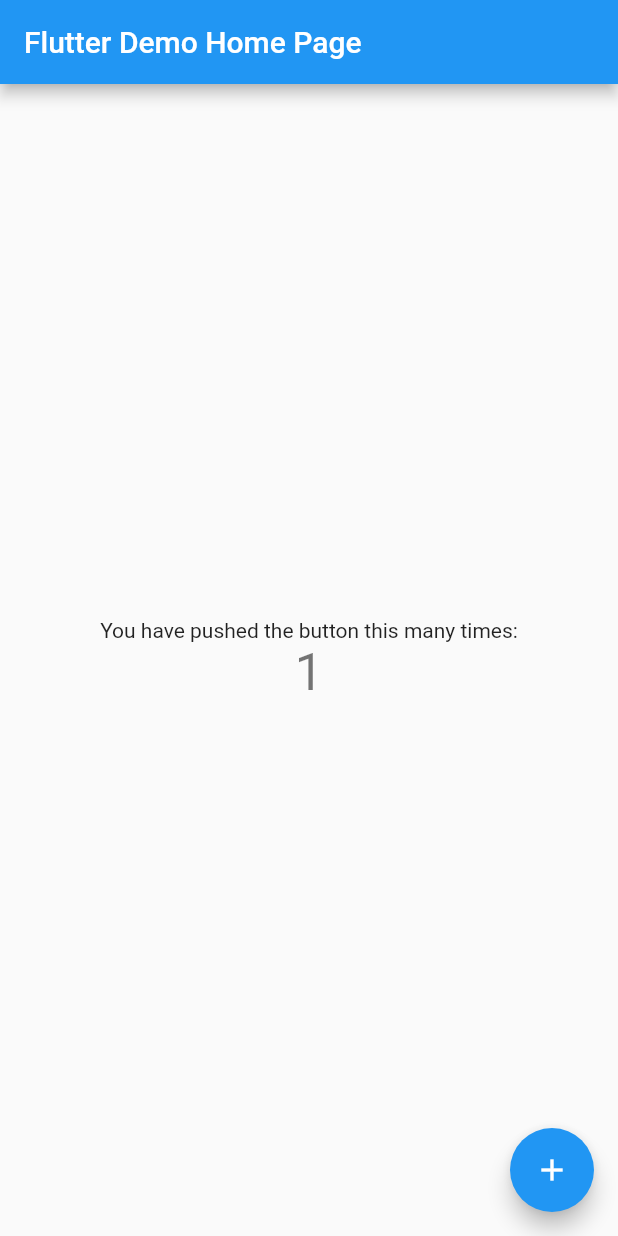
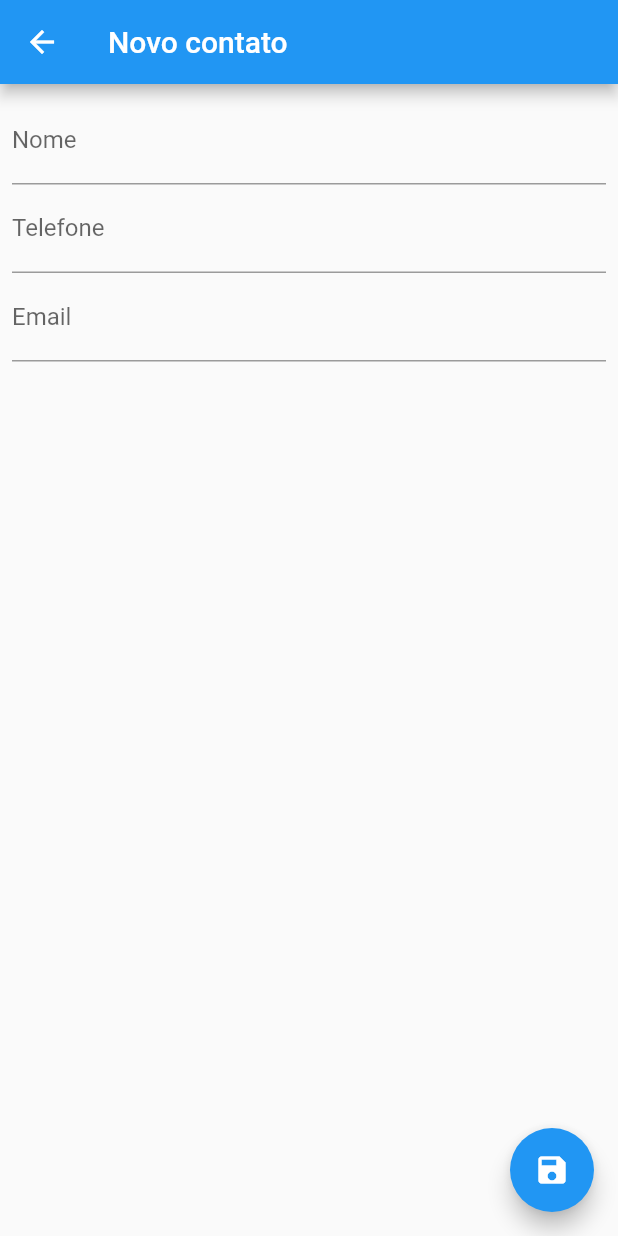
Before and after one commit to felipegabriel1942/lista-contatos-firebase, a Flutter app: the screen it shows after launch, after a tap on the "add" icon, on a phone screen of 412 x 824 dp. Run offline on Flutter 3.47's test engine with Material 2 defaults, Android fonts, the phone set to English and light mode, and no system bars.

Commit message:
Ui criada

```diff
--- a/lib/main.dart
+++ b/lib/main.dart
@@ -1,117 +1,26 @@
 import 'package:flutter/material.dart';
+import 'package:lista_contatos_firebase/utils/app_routes.dart';
+import 'package:lista_contatos_firebase/views/contact_form_screen.dart';
+import 'package:lista_contatos_firebase/views/contact_list_screen.dart';
 
 void main() {
   runApp(MyApp());
 }
 
 class MyApp extends StatelessWidget {
-  // This widget is the root of your application.
+
   @override
   Widget build(BuildContext context) {
     return MaterialApp(
       title: 'Flutter Demo',
       theme: ThemeData(
-        // This is the theme of your application.
-        //
-        // Try running your application with "flutter run". You'll see the
-        // application has a blue toolbar. Then, without quitting the app, try
-        // changing the primarySwatch below to Colors.green and then invoke
-        // "hot reload" (press "r" in the console where you ran "flutter run",
-        // or simply save your changes to "hot reload" in a Flutter IDE).
-        // Notice that the counter didn't reset back to zero; the application
-        // is not restarted.
         primarySwatch: Colors.blue,
-        // This makes the visual density adapt to the platform that you run
-        // the app on. For desktop platforms, the controls will be smaller and
-        // closer together (more dense) than on mobile platforms.
         visualDensity: VisualDensity.adaptivePlatformDensity,
       ),
-      home: MyHomePage(title: 'Flutter Demo Home Page'),
+      routes: {
+        AppRoutes.CONTACTS_LIST: (context) => ContactListScreen(),
+        AppRoutes.CONTACTS_FORM: (context) => ContactFormScreen(),
+      },
     );
   }
 }
-
-class MyHomePage extends StatefulWidget {
-  MyHomePage({Key key, this.title}) : super(key: key);
-
-  // This widget is the home page of your application. It is stateful, meaning
-  // that it has a State object (defined below) that contains fields that affect
-  // how it looks.
-
-  // This class is the configuration for the state. It holds the values (in this
-  // case the title) provided by the parent (in this case the App widget) and
-  // used by the build method of the State. Fields in a Widget subclass are
-  // always marked "final".
-
-  final String title;
-
-  @override
-  _MyHomePageState createState() => _MyHomePageState();
-}
-
-class _MyHomePageState extends State<MyHomePage> {
-  int _counter = 0;
-
-  void _incrementCounter() {
-    setState(() {
-      // This call to setState tells the Flutter framework that something has
-      // changed in this State, which causes it to rerun the build method below
-      // so that the display can reflect the updated values. If we changed
-      // _counter without calling setState(), then the build method would not be
-      // called again, and so nothing would appear to happen.
-      _counter++;
-    });
-  }
-
-  @override
-  Widget build(BuildContext context) {
-    // This method is rerun every time setState is called, for instance as done
-    // by the _incrementCounter method above.
-    //
-    // The Flutter framework has been optimized to make rerunning build methods
-    // fast, so that you can just rebuild anything that needs updating rather
-    // than having to individually change instances of widgets.
-    return Scaffold(
-      appBar: AppBar(
-        // Here we take the value from the MyHomePage object that was created by
-        // the App.build method, and use it to set our appbar title.
-        title: Text(widget.title),
-      ),
-      body: Center(
-        // Center is a layout widget. It takes a single child and positions it
-        // in the middle of the parent.
-        child: Column(
-          // Column is also a layout widget. It takes a list of children and
-          // arranges them vertically. By default, it sizes itself to fit its
-          // children horizontally, and tries to be as tall as its parent.
-          //
-          // Invoke "debug painting" (press "p" in the console, choose the
-          // "Toggle Debug Paint" action from the Flutter Inspector in Android
-          // Studio, or the "Toggle Debug Paint" command in Visual Studio Code)
-          // to see the wireframe for each widget.
-          //
-          // Column has various properties to control how it sizes itself and
-          // how it positions its children. Here we use mainAxisAlignment to
-          // center the children vertically; the main axis here is the vertical
-          // axis because Columns are vertical (the cross axis would be
-          // horizontal).
-          mainAxisAlignment: MainAxisAlignment.center,
-          children: <Widget>[
-            Text(
-              'You have pushed the button this many times:',
-            ),
-            Text(
-              '$_counter',
-              style: Theme.of(context).textTheme.headline4,
-            ),
-          ],
-        ),
-      ),
-      floatingActionButton: FloatingActionButton(
-        onPressed: _incrementCounter,
-        tooltip: 'Increment',
-        child: Icon(Icons.add),
-      ), // This trailing comma makes auto-formatting nicer for build methods.
-    );
-  }
-}
--- /dev/null
+++ b/lib/utils/app_routes.dart
@@ -0,0 +1,4 @@
+class AppRoutes {
+  static const CONTACTS_LIST = '/';
+  static const CONTACTS_FORM = '/contacts-form';
+}
--- a/lib/views/contact_form_screen.dart
+++ b/lib/views/contact_form_screen.dart
@@ -0,0 +1,47 @@
+import 'package:flutter/material.dart';
+
+class ContactFormScreen extends StatefulWidget {
+  @override
+  _ContactFormScreenState createState() => _ContactFormScreenState();
+}
+
+class _ContactFormScreenState extends State<ContactFormScreen> {
+  @override
+  Widget build(BuildContext context) {
+    return Scaffold(
+      appBar: AppBar(
+        title: Text('Novo contato'),
+      ),
+      body: SingleChildScrollView(
+        child: Padding(
+          padding: const EdgeInsets.all(8.0),
+          child: Column(
+            children: [
+              TextField(
+                decoration: InputDecoration(
+                  labelText: 'Nome',
+                ),
+              ),
+              TextField(
+                decoration: InputDecoration(
+                  labelText: 'Telefone',
+                ),
+              ),
+              TextField(
+                decoration: InputDecoration(
+                  labelText: 'Email',
+                ),
+              ),
+            ],
+          ),
+        ),
+      ),
+      floatingActionButton: FloatingActionButton(
+        onPressed: () {},
+        child: Icon(
+          Icons.save,
+        ),
+      ),
+    );
+  }
+}
--- a/lib/views/contact_list_screen.dart
+++ b/lib/views/contact_list_screen.dart
@@ -0,0 +1,35 @@
+import 'package:flutter/material.dart';
+import 'package:lista_contatos_firebase/utils/app_routes.dart';
+
+class ContactListScreen extends StatefulWidget {
+  @override
+  _ContactListScreenState createState() => _ContactListScreenState();
+}
+
+class _ContactListScreenState extends State<ContactListScreen> {
+  @override
+  Widget build(BuildContext context) {
+    return Scaffold(
+      appBar: AppBar(
+        title: Text('Contatos'),
+      ),
+      body: SingleChildScrollView(
+        child: Column(
+          children: [
+            Center(
+              child: Text('Lista'),
+            ),
+          ],
+        ),
+      ),
+      floatingActionButton: FloatingActionButton(
+        onPressed: () {
+          Navigator.of(context).pushNamed(AppRoutes.CONTACTS_FORM);
+        },
+        child: Icon(
+          Icons.add,
+        ),
+      ),
+    );
+  }
+}
```
